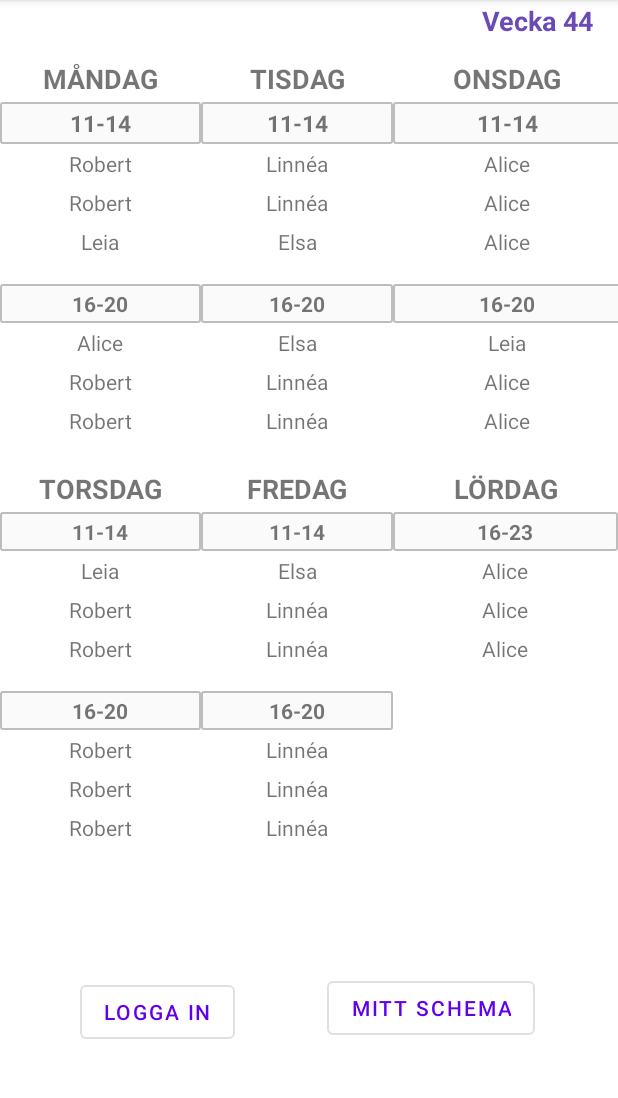
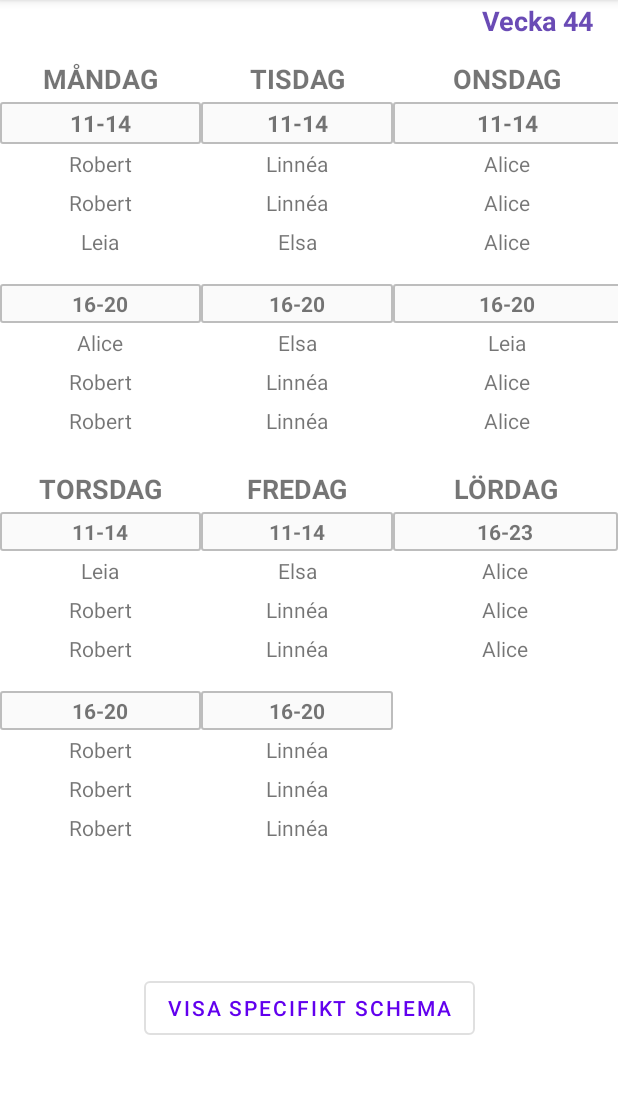
Before and after one commit to joelgoransson/DT142G-Projektgrupp-Java, an Android app: the screen it shows after launch (MainActivity), on a phone screen of 412 x 824 dp, the part 84-1182 px from its top. Run offline under Robolectric (Android 15) with nearby library versions, the phone set to English and light mode, and no system bars; libraries missing offline, so code that uses them is left out: retrofit2.converter.simplexml; 13 statements that could not run were skipped.

Commit message:
update private schema

```diff
--- a/Schema/app/src/main/java/com/example/schema/My_schema.java
+++ b/Schema/app/src/main/java/com/example/schema/My_schema.java
@@ -24,7 +24,7 @@ import retrofit2.converter.simplexml.SimpleXmlConverterFactory;
 
 public class My_schema extends AppCompatActivity {
     private static final String BASE_URL="http://192.168.100.101:8080/Hemsida/webresources/";
-    private String emp = "Joel";
+    private String emp;
     public List<PassObject> passList;
     public List<EmPassObject> empPassList;
     public List<PassCard> passCards = new ArrayList<>();
@@ -33,6 +33,7 @@ public class My_schema extends AppCompatActivity {
     protected void onCreate(Bundle savedInstanceState) {
         super.onCreate(savedInstanceState);
         setContentView(R.layout.activity_my_schema);
+        emp = getIntent().getStringExtra("SELECTED_NAME");
         try {
             runThreads();
         } catch (InterruptedException e) {
--- a/Schema/app/src/main/java/com/example/schema/SetEmpDialog.java
+++ b/Schema/app/src/main/java/com/example/schema/SetEmpDialog.java
@@ -25,7 +25,7 @@ import retrofit2.converter.simplexml.SimpleXmlConverterFactory;
 
 
 public class SetEmpDialog extends DialogFragment {
-    private static final String BASE_URL="http://192.168.0.37:8080/Hemsida/webresources/";
+    private static final String BASE_URL="http://192.168.100.101:8080/Hemsida/webresources/";
     private String[] arr;
     private String str ;
     private int id;
--- a/Schema/app/src/main/res/layout/activity_main.xml
+++ b/Schema/app/src/main/res/layout/activity_main.xml
@@ -776,28 +776,13 @@
         android:layout_width="wrap_content"
         android:layout_height="wrap_content"
         android:layout_marginTop="318dp"
-        android:onClick="my_scheduler"
+        android:onClick="openSchedule"
 
-        android:text="Mitt schema"
+        android:text="Visa specifikt schema"
         app:layout_constraintBottom_toBottomOf="parent"
         app:layout_constraintEnd_toEndOf="parent"
-        app:layout_constraintHorizontal_bias="0.525"
-        app:layout_constraintStart_toEndOf="@+id/login_button"
+        app:layout_constraintStart_toStartOf="parent"
         app:layout_constraintTop_toTopOf="parent"
         app:layout_constraintVertical_bias="0.821" />
 
-    <Button
-        android:id="@+id/login_button"
-        style="@style/Widget.MaterialComponents.Button.OutlinedButton"
-        android:layout_width="wrap_content"
-        android:layout_height="wrap_content"
-        android:onClick="my_scheduler"
-        android:text="Logga in"
-        app:layout_constraintBottom_toBottomOf="parent"
-        app:layout_constraintEnd_toEndOf="parent"
-        app:layout_constraintHorizontal_bias="0.172"
-        app:layout_constraintStart_toStartOf="parent"
-        app:layout_constraintTop_toTopOf="parent"
-        app:layout_constraintVertical_bias="0.904" />
-
 </androidx.constraintlayout.widget.ConstraintLayout>
```
Also changed, not shown: Schema/app/src/main/java/com/example/schema/MainActivity.java (+11 -0 lines), Schema/app/src/main/java/com/example/schema/MySchemaDialog.java (added, +53 -0 lines), 1 other file.
